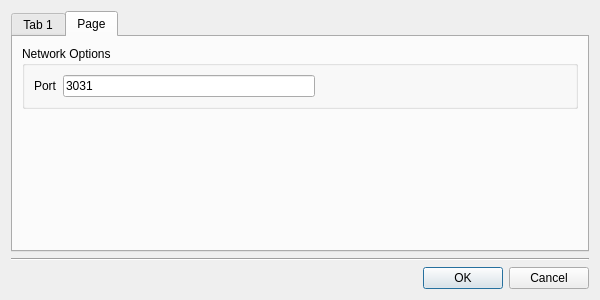
Qt form widgets/settingswidget.ui (akshaybabloo/DataLogger) before a commit.
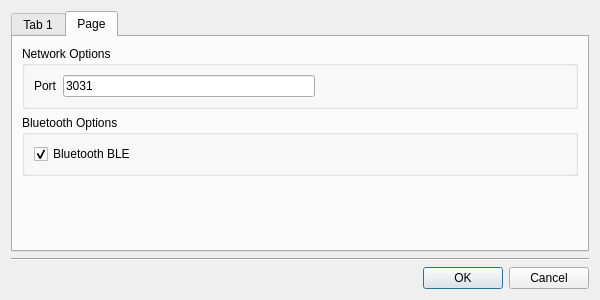
The same form after that commit.

Commit message: BLE checkbox added

Diff of the .ui file:
```diff
--- a/widgets/settingswidget.ui
+++ b/widgets/settingswidget.ui
@@ -110,6 +110,25 @@
          </layout>
         </widget>
        </item>
+       <item>
+        <widget class="QGroupBox" name="groupBox_3">
+         <property name="title">
+          <string>Bluetooth Options</string>
+         </property>
+         <layout class="QVBoxLayout" name="verticalLayout_5">
+          <item>
+           <widget class="QCheckBox" name="bluetoothBleCheckBox">
+            <property name="text">
+             <string>Bluetooth BLE</string>
+            </property>
+            <property name="checked">
+             <bool>true</bool>
+            </property>
+           </widget>
+          </item>
+         </layout>
+        </widget>
+       </item>
        <item>
         <spacer name="verticalSpacer_2">
          <property name="orientation">
```
The commit also changes 1 other file.
